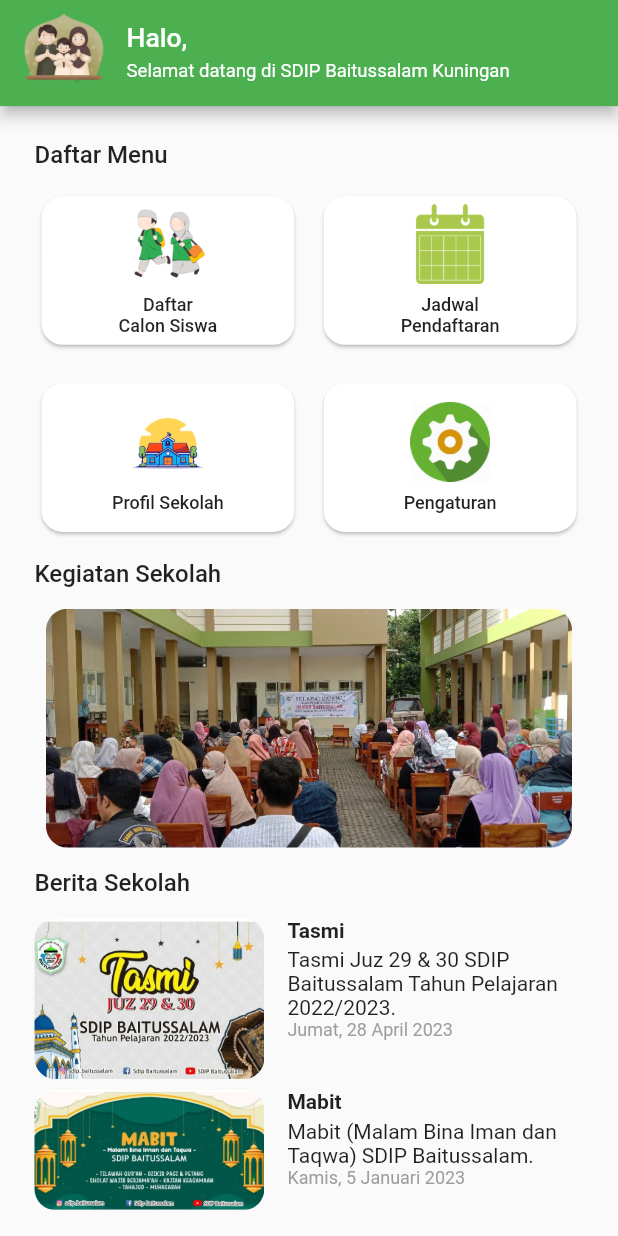
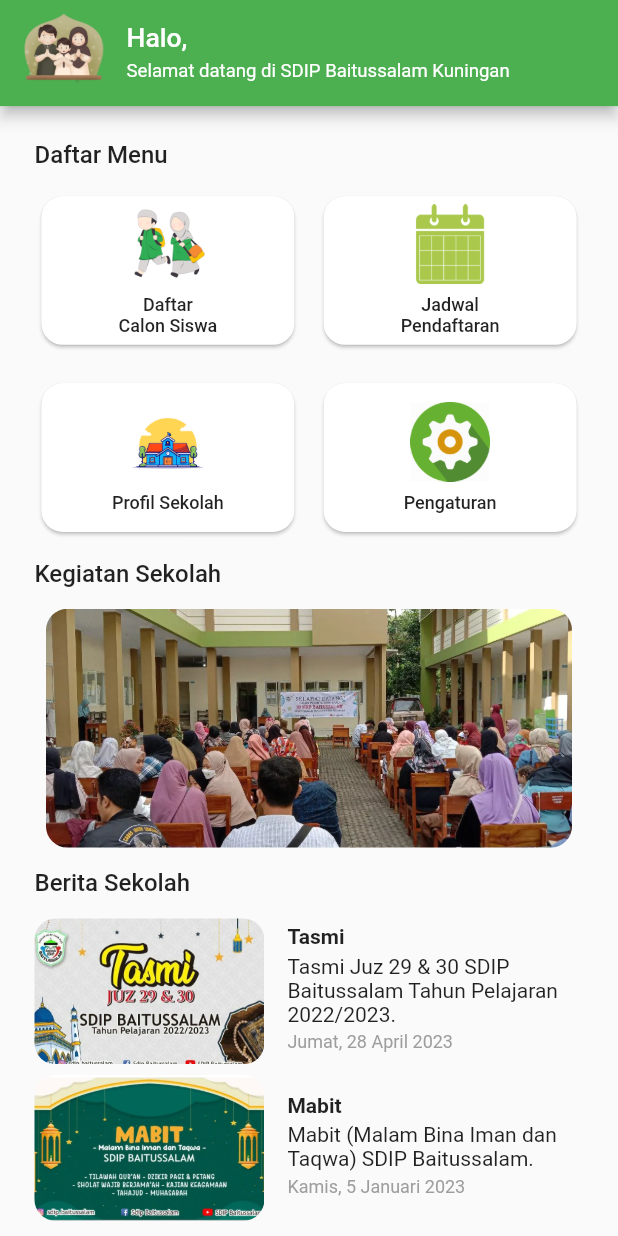
Before and after one commit to Aliryo/Aplikasi-Pendaftaran-Sekolah-Flutter, a Flutter app: the HomePage screen opened directly, on a phone screen of 412 x 824 dp. Run offline on Flutter 3.47's test engine with Material 2 defaults, Android fonts, the phone set to English and light mode, and no system bars; drawn by our look-alikes of carousel_slider; our stand-ins replace cloud_firestore, dropdown_button2, email_validator, firebase_auth, firebase_core, firebase_storage and 4 more; accounts and stored records are empty.

Commit message:
Update widget_news_list.dart

```diff
--- a/lib/views/widgets/widget_news_list.dart
+++ b/lib/views/widgets/widget_news_list.dart
@@ -20,13 +20,15 @@ class WidgetNewsList extends StatelessWidget {
     return Container(
       margin: EdgeInsets.only(bottom: 8.h),
       child: Row(
-        crossAxisAlignment: CrossAxisAlignment.start,
+        crossAxisAlignment: CrossAxisAlignment.center,
         children: [
           ClipRRect(
             borderRadius: BorderRadius.circular(16.r),
             child: Image.asset(
               image,
+              fit: BoxFit.cover,
               width: 160.w,
+              height: 110.h,
             ),
           ),
           16.0.width,
@@ -49,6 +51,7 @@ class WidgetNewsList extends StatelessWidget {
                   maxLines: 4,
                   overflow: TextOverflow.ellipsis,
                 ),
+                4.0.height,
                 Text(
                   date,
                   style: const TextStyle(
```
